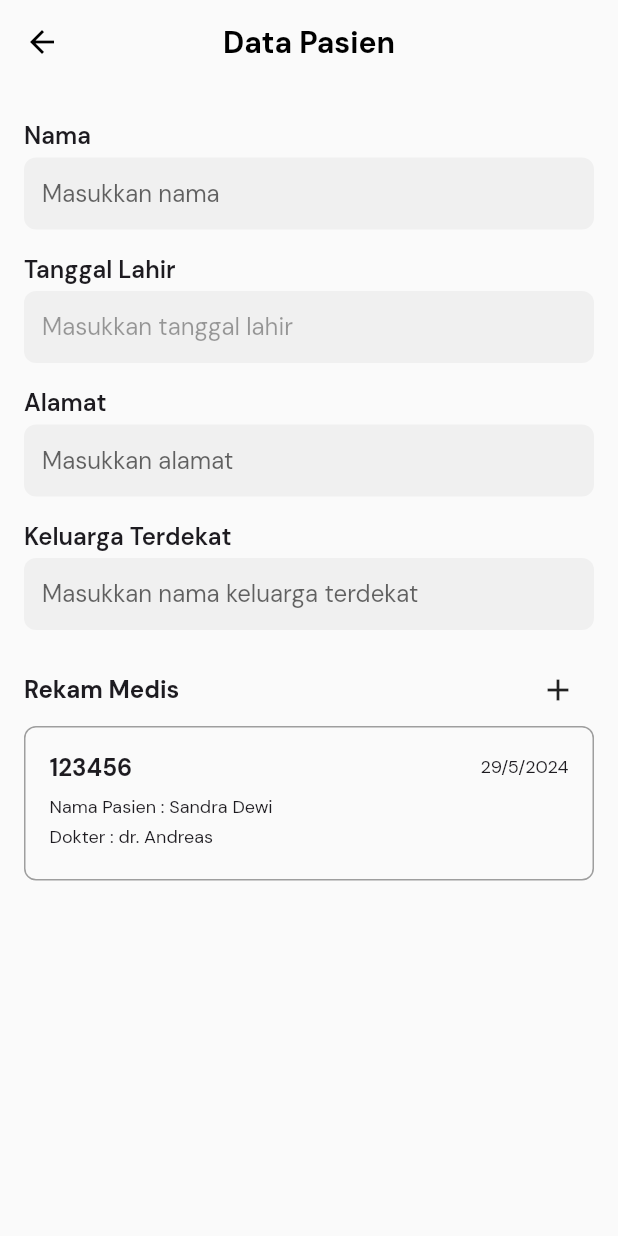
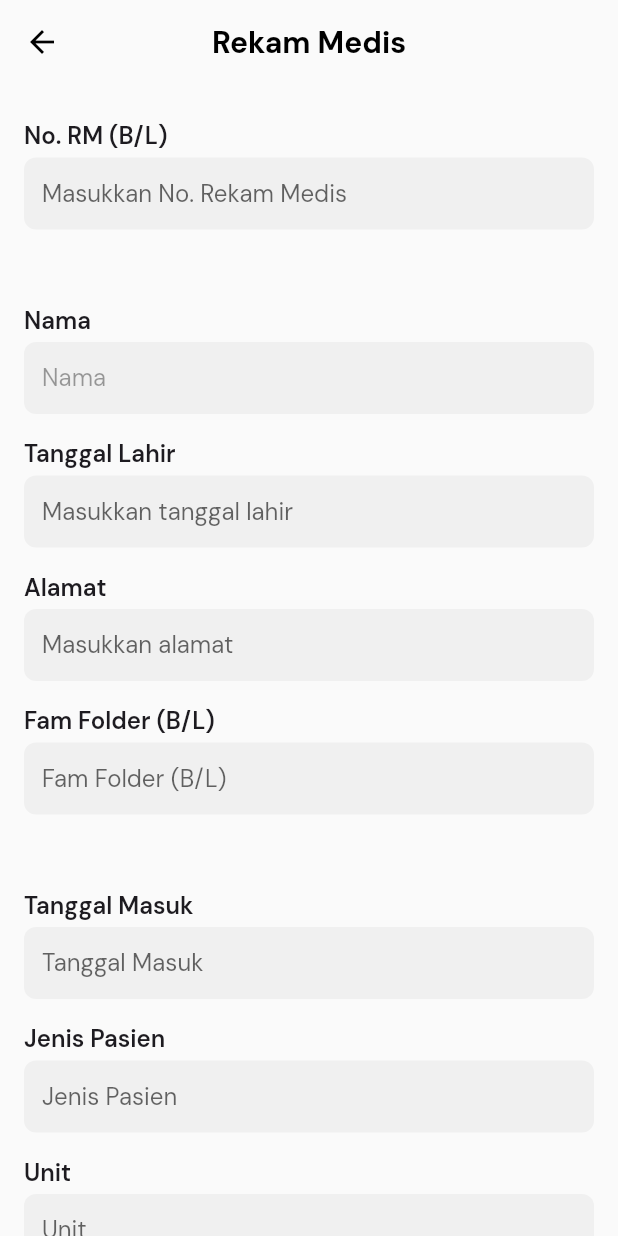
Before and after one commit to andre-nk/rekmed-mobile, a Flutter app: the screen it shows after launch, on a phone screen of 412 x 824 dp. Run offline on Flutter 3.47's test engine with Material 3 defaults, Android fonts, the phone set to English and light mode, and no system bars; our stand-ins replace bloc, cloud_firestore, firebase_auth, firebase_core, flutter_bloc, freezed_annotation and 1 more; accounts and stored records are empty.

Commit message:
page rekam medis

```diff
--- a/lib/main.dart
+++ b/lib/main.dart
@@ -9,6 +9,7 @@ import 'package:rekmed/view/screens/auth/signin/SignInPage.dart';
 import 'package:rekmed/view/screens/doctor/DoctorProfilePage.dart';
 import 'package:rekmed/view/screens/patient/PatientProfilePage.dart';
 import 'firebase_options.dart';
+import 'view/screens/rekmed/RekMedPage.dart';
 
 Future<void> main() async {
   WidgetsFlutterBinding.ensureInitialized();
@@ -41,7 +42,7 @@ class MainApp extends StatelessWidget {
             }, authenticated: (clinic) {
               return const HomeWrapper();
             }, unauthenticated: () {
-              return const PatientProfilePage();
+              return const RekMedPage();
             }, loading: () {
               return const Scaffold(
                 body: Center(
--- a/lib/view/screens/patient/PatientProfilePage.dart
+++ b/lib/view/screens/patient/PatientProfilePage.dart
@@ -1,8 +1,6 @@
-import 'package:flutter/foundation.dart';
 import 'package:flutter/material.dart';
 import 'package:rekmed/view/widgets/doctor/ProfileForm.dart';
 import 'package:rekmed/view/widgets/navigation/AppBar.dart';
-import 'package:rekmed/view/widgets/doctor/DoctorProfilePicture.dart';
 import 'package:rekmed/view/widgets/patient/RekMedBox.dart';
 
 class PatientProfilePage extends StatelessWidget {
--- /dev/null
+++ b/lib/view/screens/rekmed/RekMedPage.dart
@@ -0,0 +1,341 @@
+import 'package:rekmed/view/widgets/doctor/ProfileForm.dart';
+import 'package:flutter/material.dart';
+import 'package:rekmed/view/widgets/navigation/AppBar.dart';
+
+class RekMedPage extends StatelessWidget {
+  const RekMedPage({super.key});
+
+  @override
+  Widget build(BuildContext context) {
+    final TextEditingController nameController = TextEditingController();
+    final TextEditingController birthdayController = TextEditingController();
+    final TextEditingController addressController = TextEditingController();
+    final TextEditingController famController = TextEditingController();
+    return Scaffold(
+        appBar: const AppBarCustom(title: "Rekam Medis"),
+        body: Padding(
+          padding: const EdgeInsets.symmetric(horizontal: 16),
+          child: SingleChildScrollView(
+            child: Column(
+              crossAxisAlignment: CrossAxisAlignment.start,
+              children: [
+                Padding(
+                  padding: const EdgeInsets.only(top: 16.0),
+                  child: ProfileForm(
+                    title: "No. RM (B/L)",
+                    hintText: "Masukkan No. Rekam Medis",
+                    controller: nameController,
+                    keyboardType: TextInputType.text,
+                    isEditMode: true,
+                  ),
+                ),
+                Padding(
+                  padding: const EdgeInsets.only(top: 50.0),
+                  child: ProfileForm(
+                    title: "Nama",
+                    hintText: "Nama",
+                    controller: birthdayController,
+                    keyboardType: TextInputType.text,
+                    isEditMode: false,
+                  ),
+                ),
+                Padding(
+                  padding: const EdgeInsets.only(top: 16.0),
+                  child: ProfileForm(
+                    title: "Tanggal Lahir",
+                    hintText: "Masukkan tanggal lahir",
+                    controller: addressController,
+                    keyboardType: TextInputType.datetime,
+                    isEditMode: true,
+                  ),
+                ),
+                Padding(
+                  padding: const EdgeInsets.only(top: 16.0),
+                  child: ProfileForm(
+                    title: "Alamat",
+                    hintText: "Masukkan alamat",
+                    controller: famController,
+                    keyboardType: TextInputType.text,
+                    isEditMode: true,
+                  ),
+                ),
+                Padding(
+                  padding: const EdgeInsets.only(top: 16.0),
+                  child: ProfileForm(
+                    title: "Fam Folder (B/L)",
+                    hintText: "Fam Folder (B/L)",
+                    controller: famController,
+                    keyboardType: TextInputType.text,
+                    isEditMode: true,
+                  ),
+                ),
+                Padding(
+                  padding: const EdgeInsets.only(top: 50.0),
+                  child: ProfileForm(
+                    title: "Tanggal Masuk",
+                    hintText: "Tanggal Masuk",
+                    controller: famController,
+                    keyboardType: TextInputType.datetime,
+                    isEditMode: true,
+                  ),
+                ),
+                Padding(
+                  padding: const EdgeInsets.only(top: 16.0),
+                  child: ProfileForm(
+                    title: "Jenis Pasien",
+                    hintText: "Jenis Pasien",
+                    controller: famController,
+                    keyboardType: TextInputType.text,
+                    isEditMode: true,
+                  ),
+                ),
+                Padding(
+                  padding: const EdgeInsets.only(top: 16.0),
+                  child: ProfileForm(
+                    title: "Unit",
+                    hintText: "Unit",
+                    controller: famController,
+                    keyboardType: TextInputType.text,
+                    isEditMode: true,
+                  ),
+                ),
+                Padding(
+                  padding: const EdgeInsets.only(top: 16.0),
+                  child: ProfileForm(
+                    title: "No. Jaminan",
+                    hintText: "No. Jaminan",
+                    controller: famController,
+                    keyboardType: TextInputType.number,
+                    isEditMode: true,
+                  ),
+                ),
+                Padding(
+                  padding: const EdgeInsets.only(top: 16.0),
+                  child: ProfileForm(
+                    title: "Provider BPJS",
+                    hintText: "Provider BPJS",
+                    controller: famController,
+                    keyboardType: TextInputType.text,
+                    isEditMode: true,
+                  ),
+                ),
+                Padding(
+                  padding: const EdgeInsets.only(top: 16.0),
+                  child: ProfileForm(
+                    title: "Kunjungan",
+                    hintText: "Kunjungan ",
+                    controller: famController,
+                    keyboardType: TextInputType.text,
+                    isEditMode: true,
+                  ),
+                ),
+                Padding(
+                  padding: const EdgeInsets.only(top: 16.0),
+                  child: ProfileForm(
+                    title: "Petugas Medis",
+                    hintText: "Petugas Medis",
+                    controller: famController,
+                    keyboardType: TextInputType.text,
+                    isEditMode: true,
+                  ),
+                ),
+                Padding(
+                  padding: const EdgeInsets.only(top: 50.0),
+                  child: ProfileForm(
+                    title: "Tinggi Badan",
+                    hintText: "Masukkan alamat",
+                    controller: famController,
+                    keyboardType: TextInputType.text,
+                    isEditMode: true,
+                  ),
+                ),
+                Padding(
+                  padding: const EdgeInsets.only(top: 16.0),
+                  child: ProfileForm(
+                    title: "Berat Badan",
+                    hintText: "Berat Badan",
+                    controller: famController,
+                    keyboardType: TextInputType.text,
+                    isEditMode: true,
+                  ),
+                ),
+                Padding(
+                  padding: const EdgeInsets.only(top: 16.0),
+                  child: ProfileForm(
+                    title: "Tekanan Darah",
+                    hintText: "Tekanan Darah",
+                    controller: famController,
+                    keyboardType: TextInputType.text,
+                    isEditMode: true,
+                  ),
+                ),
+                Padding(
+                  padding: const EdgeInsets.only(top: 16.0),
+                  child: ProfileForm(
+                    title: "Suhu Tubuh",
+                    hintText: "Suhu Tubuh",
+                    controller: famController,
+                    keyboardType: TextInputType.text,
+                    isEditMode: true,
+                  ),
+                ),
+                const SizedBox(height: 35.0),
+                const Center(
+                  child: Text(
+                    "Diagnosis",
+                    style: TextStyle(
+                      fontSize: 18,
+                      fontWeight: FontWeight.w600,
+                      decoration: TextDecoration.underline,
+                      decorationThickness: 2.0,
+                    ),
+                  ),
+                ),
+                Padding(
+                  padding: const EdgeInsets.only(top: 23.0),
+                  child: ProfileForm(
+                    title: "Diagnosis 1",
+                    hintText: "xxxxx",
+                    controller: famController,
+                    keyboardType: TextInputType.text,
+                    isEditMode: true,
+                  ),
+                ),
+                Padding(
+                  padding: const EdgeInsets.only(top: 16.0),
+                  child: ProfileForm(
+                    title: "Kode Diagnosis",
+                    hintText: "xxxxx",
+                    controller: famController,
+                    keyboardType: TextInputType.text,
+                    isEditMode: true,
+                  ),
+                ),
+                Padding(
+                  padding: const EdgeInsets.only(top: 16.0),
+                  child: ProfileForm(
+                    title: "B/L/KK",
+                    hintText: "xxxxx",
+                    controller: famController,
+                    keyboardType: TextInputType.text,
+                    isEditMode: true,
+                  ),
+                ),
+                Padding(
+                  padding: const EdgeInsets.only(top: 50.0),
+                  child: ProfileForm(
+                    title: "Diagnosis 2",
+                    hintText: "xxxxx",
+                    controller: famController,
+                    keyboardType: TextInputType.text,
+                    isEditMode: true,
+                  ),
+                ),
+                Padding(
+                  padding: const EdgeInsets.only(top: 16.0),
+                  child: ProfileForm(
+                    title: "Kode Diagnosis",
+                    hintText: "xxxxx",
+                    controller: famController,
+                    keyboardType: TextInputType.text,
+                    isEditMode: true,
+                  ),
+                ),
+                Padding(
+                  padding: const EdgeInsets.only(top: 16.0),
+                  child: ProfileForm(
+                    title: "B/L/KK",
+                    hintText: "xxxxx",
+                    controller: famController,
+                    keyboardType: TextInputType.text,
+                    isEditMode: true,
+                  ),
+                ),
+                const SizedBox(height: 35.0),
+                const Center(
+                  child: Text(
+                    "Obat",
+                    style: TextStyle(
+                      fontSize: 18,
+                      fontWeight: FontWeight.w600,
+                      decoration: TextDecoration.underline,
+                      decorationThickness: 2.0,
+                    ),
+                  ),
+                ),
+                Padding(
+                  padding: const EdgeInsets.only(top: 23.0),
+                  child: ProfileForm(
+                    title: "Obat 1",
+                    hintText: "xxxxx",
+                    controller: famController,
+                    keyboardType: TextInputType.text,
+                    isEditMode: true,
+                  ),
+                ),
+                Padding(
+                  padding: const EdgeInsets.only(top: 16.0),
+                  child: ProfileForm(
+                    title: "Kode Obat",
+                    hintText: "xxxxx",
+                    controller: famController,
+                    keyboardType: TextInputType.text,
+                    isEditMode: true,
+                  ),
+                ),
+                Padding(
+                  padding: const EdgeInsets.only(top: 16.0),
+                  child: ProfileForm(
+                    title: "Dosis",
+                    hintText: "xxxxx",
+                    controller: famController,
+                    keyboardType: TextInputType.text,
+                    isEditMode: true,
+                  ),
+                ),
+                Padding(
+                  padding: const EdgeInsets.only(top: 16.0),
+                  child: ProfileForm(
+                    title: "Jumlah",
+                    hintText: "xxxxx",
+                    controller: famController,
+                    keyboardType: TextInputType.text,
+                    isEditMode: true,
+                  ),
+                ),
+                Padding(
+                  padding: const EdgeInsets.only(top: 16.0),
+                  child: ProfileForm(
+                    title: "Alergi",
+                    hintText: "xxxxx",
+                    controller: famController,
+                    keyboardType: TextInputType.text,
+                    isEditMode: true,
+                  ),
+                ),
+                Padding(
+                  padding: const EdgeInsets.only(top: 16.0),
+                  child: ProfileForm(
+                    title: "Tindak Lanjut",
+                    hintText: "-",
+                    controller: famController,
+                    keyboardType: TextInputType.text,
+                    isEditMode: true,
+                  ),
+                ),
+                Padding(
+                  padding: const EdgeInsets.only(top: 16.0),
+                  child: ProfileForm(
+                    title: "Petugas",
+                    hintText: "-",
+                    controller: famController,
+                    keyboardType: TextInputType.text,
+                    isEditMode: true,
+                  ),
+                ),
+              ],
+            ),
+          ),
+        ));
+  }
+}
--- a/lib/view/widgets/patient/RekMedBox.dart
+++ b/lib/view/widgets/patient/RekMedBox.dart
@@ -22,8 +22,7 @@ class Rekmedbox extends StatelessWidget {
   Widget build(BuildContext context) {
     return InkWell(
       onTap: () {
-        // Aksi yang dijalankan saat box ditekan
-        // Misalnya, navigasi ke halaman detail rekam medis
+
       },
       child: Container(
         padding: const EdgeInsets.all(16.0),
```
